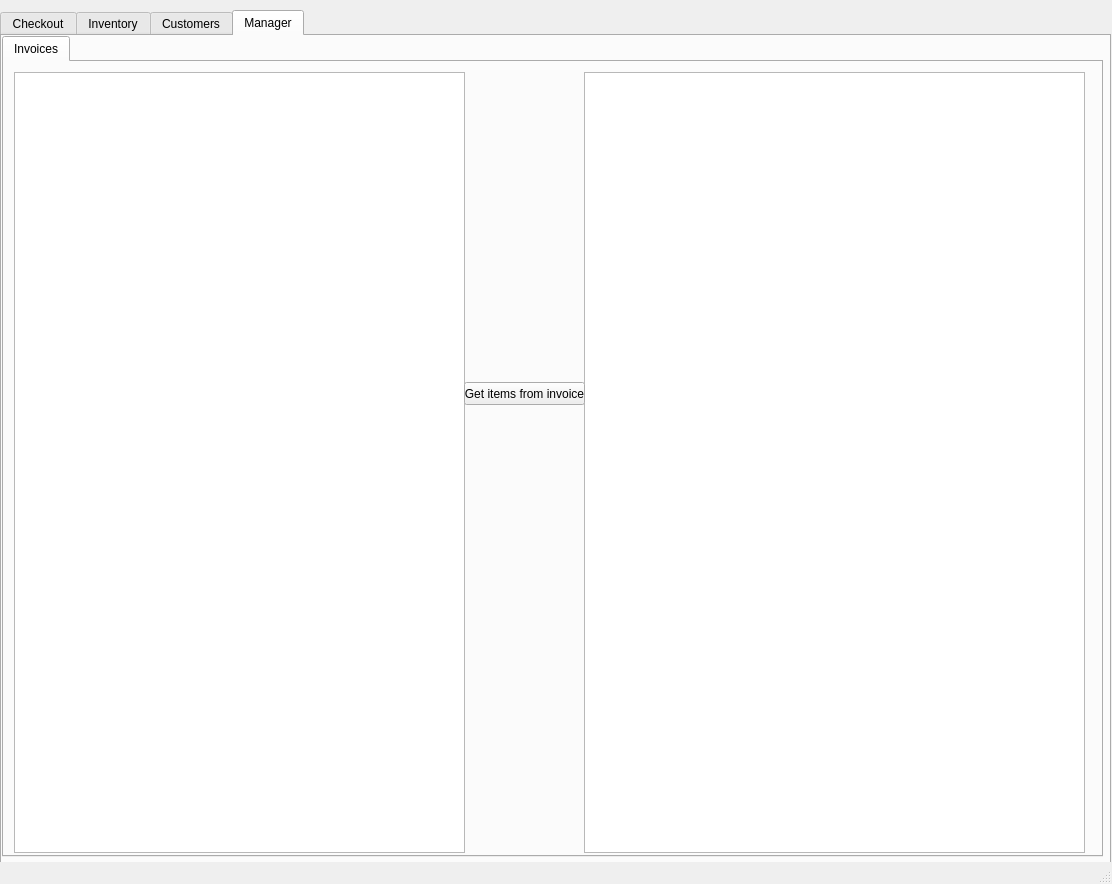
The window that easy-cheese.ui (Crunchymcbones/Demo-store) describes before a commit, drawn with Qt 5.
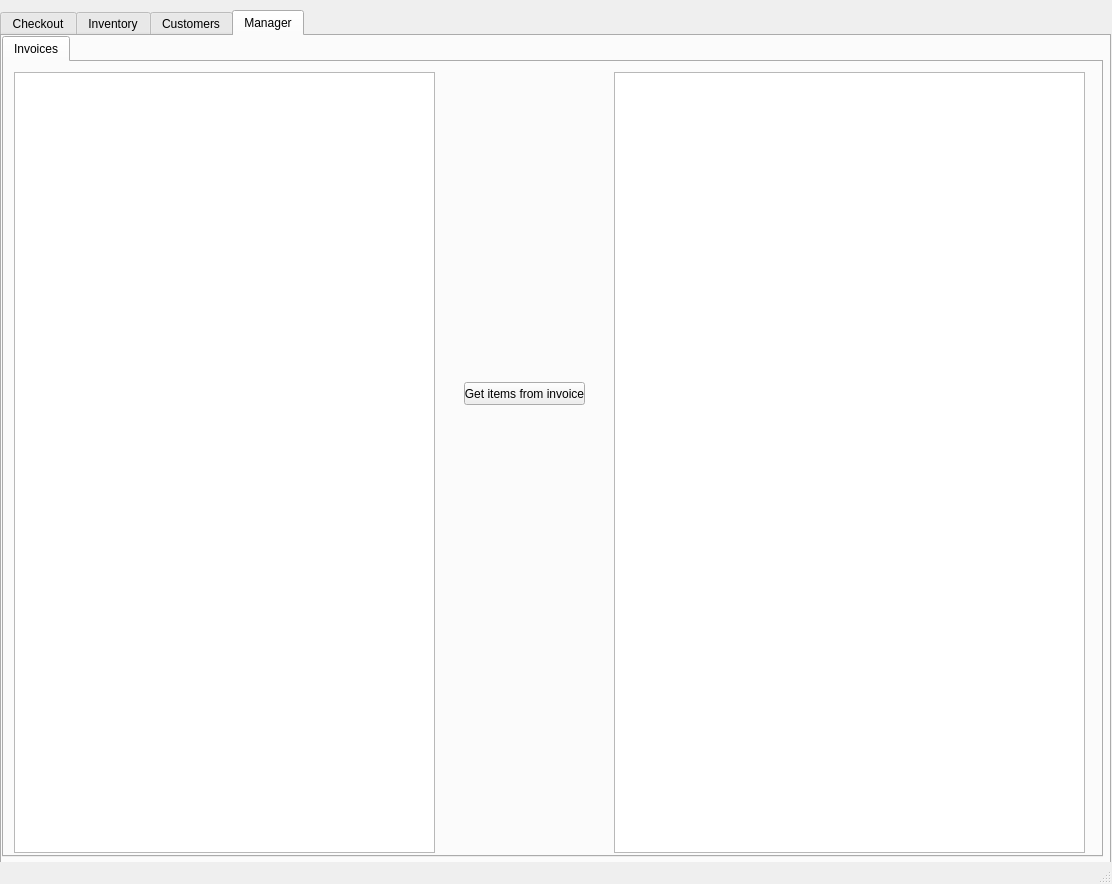
The same window after the commit. The open tabs and pages were chosen to show the change.

Commit message: Fixed a lot of minor issues, completly fixed active customers and invoice line items. Created basic functions for adding invoices to the DB

```diff
--- a/easy-cheese.ui
+++ b/easy-cheese.ui
@@ -979,20 +979,41 @@
          <rect>
           <x>10</x>
           <y>10</y>
-          <width>451</width>
+          <width>421</width>
           <height>781</height>
          </rect>
         </property>
+        <attribute name="horizontalHeaderMinimumSectionSize">
+         <number>39</number>
+        </attribute>
+        <attribute name="horizontalHeaderDefaultSectionSize">
+         <number>139</number>
+        </attribute>
+        <attribute name="verticalHeaderVisible">
+         <bool>false</bool>
+        </attribute>
        </widget>
        <widget class="QTableWidget" name="invoicesTableWidget_2">
         <property name="geometry">
          <rect>
-          <x>580</x>
+          <x>610</x>
           <y>10</y>
-          <width>501</width>
+          <width>471</width>
           <height>781</height>
          </rect>
         </property>
+        <attribute name="horizontalHeaderMinimumSectionSize">
+         <number>39</number>
+        </attribute>
+        <attribute name="horizontalHeaderDefaultSectionSize">
+         <number>156</number>
+        </attribute>
+        <attribute name="horizontalHeaderShowSortIndicator" stdset="0">
+         <bool>false</bool>
+        </attribute>
+        <attribute name="verticalHeaderVisible">
+         <bool>false</bool>
+        </attribute>
        </widget>
        <widget class="QPushButton" name="getLineItemsBtn">
         <property name="geometry">
```
Left out of the diff: 23 changed lines with no effect on the pictures. The commit also changes 2 other files.
